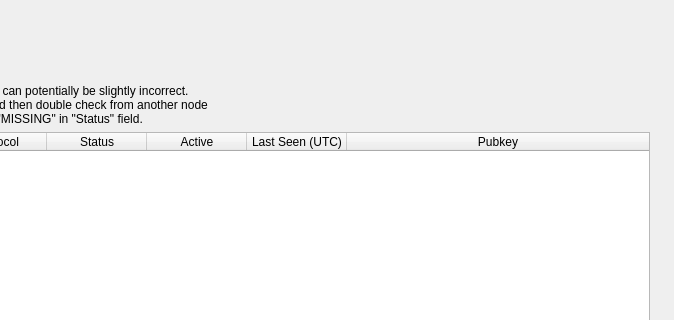
Before: the Qt Designer form src/qt/forms/masternodelist.ui in kerryoncrypto/MasterWin, drawn with Qt 5; both pictures show x 278 to 952 and y 0 to 320 of the 952 by 457 pixel window.
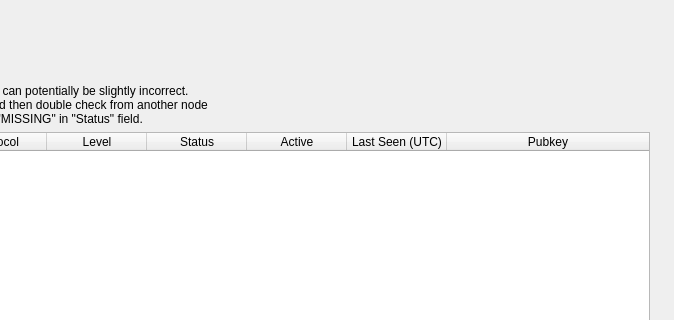
After: the same form once the commit is applied.

Commit message: Added tier-level to masternode-list (qt)

```diff
--- a/src/qt/forms/masternodelist.ui
+++ b/src/qt/forms/masternodelist.ui
@@ -255,6 +255,11 @@
                     <string>Protocol</string>
                    </property>
                   </column>
+                  <column>
+                   <property name="text">
+                    <string>Level</string>
+                   </property>
+                  </column>
                   <column>
                    <property name="text">
                     <string>Status</string>
```
The commit also changes 1 other file.
